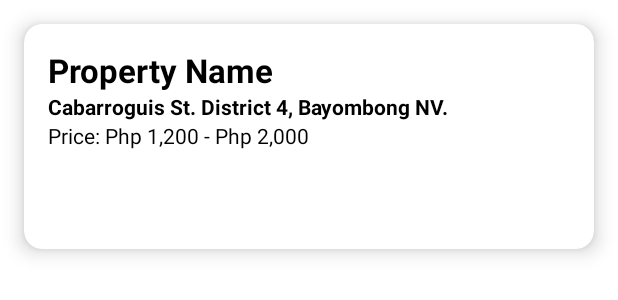
After one commit to mikemark-777/Espasyo-Mobile-Application, an Android app: the layout landlord_property_item.xml on its own in the app's theme, with its tools: preview values and no code run, on a phone screen of 412 x 824 dp. The commit adds this screen. Shown: the top 300 px of the screen. Run offline under Robolectric (Android 15) with nearby library versions, the phone set to English and light mode, and no system bars.

Commit message:
initialize UI for recycler view of property in landlord dashboard

```diff
--- /dev/null
+++ b/app/src/main/res/layout/landlord_property_item.xml
@@ -0,0 +1,66 @@
+<?xml version="1.0" encoding="utf-8"?>
+<androidx.cardview.widget.CardView xmlns:android="http://schemas.android.com/apk/res/android"
+    android:layout_width="match_parent"
+    android:layout_height="150dp"
+    xmlns:app="http://schemas.android.com/apk/res-auto"
+    app:cardElevation="8dp"
+    app:cardCornerRadius="12dp"
+    android:layout_margin="16dp">
+
+    <LinearLayout
+        android:layout_width="match_parent"
+        android:layout_height="wrap_content"
+        android:layout_margin="16dp"
+        android:layout_marginVertical="6dp"
+        android:orientation="vertical">
+
+        <LinearLayout
+            android:layout_width="wrap_content"
+            android:layout_height="wrap_content"
+            android:layout_gravity="center_vertical"
+            android:orientation="horizontal">
+
+            <TextView
+                android:id="@+id/propertyName"
+                android:layout_width="wrap_content"
+                android:layout_height="wrap_content"
+                android:text="Property Name"
+                android:textColor="@color/black"
+                android:textSize="22sp"
+                android:textStyle="bold"/>
+        </LinearLayout>
+
+        <LinearLayout
+            android:layout_width="wrap_content"
+            android:layout_height="wrap_content"
+            android:layout_gravity="center_vertical"
+            android:orientation="horizontal">
+
+            <TextView
+                android:id="@+id/propertyAddress"
+                android:layout_width="wrap_content"
+                android:layout_height="wrap_content"
+                android:text="Cabarroguis St. District 4, Bayombong NV."
+                android:textColor="@color/black"
+                android:textSize="14sp"
+                android:textStyle="bold"/>
+        </LinearLayout>
+
+        <LinearLayout
+            android:layout_width="wrap_content"
+            android:layout_height="wrap_content"
+            android:layout_gravity="center_vertical"
+            android:orientation="horizontal">
+
+            <TextView
+                android:layout_width="wrap_content"
+                android:layout_height="wrap_content"
+                android:text="Price: Php 1,200 - Php 2,000"
+                android:textColor="@color/black"
+                android:textSize="14sp"/>
+        </LinearLayout>
+
+    </LinearLayout>
+
+
+</androidx.cardview.widget.CardView>
```
Also changed, not shown: app/src/main/java/com/capstone/espasyo/landlord/views/DashboardFragment.java (+20 -0 lines), app/src/main/java/com/capstone/espasyo/models/User.java (+7 -3 lines), app/src/main/res/layout/landlord_fragment_dashboard.xml (+11 -2 lines).
